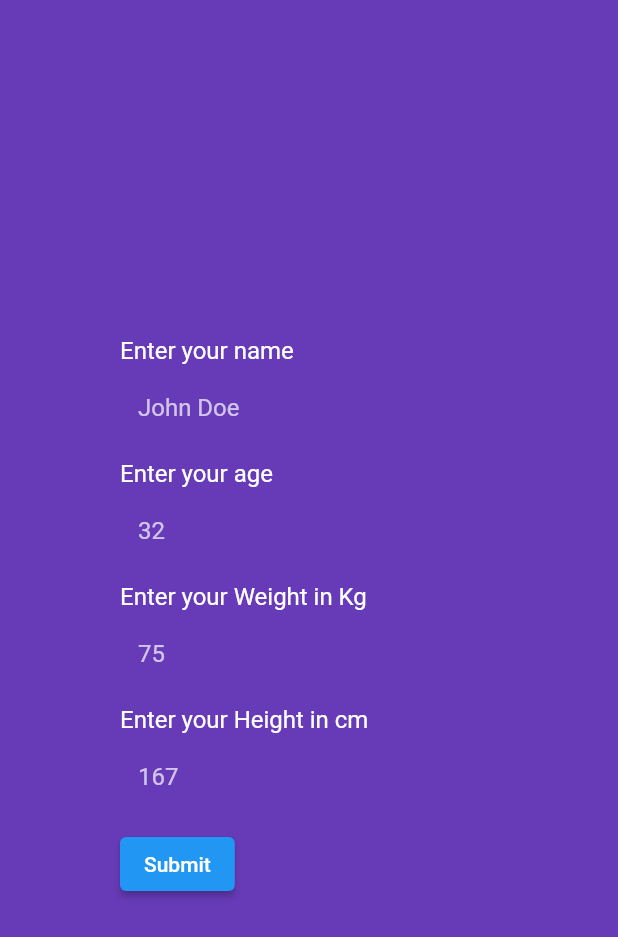
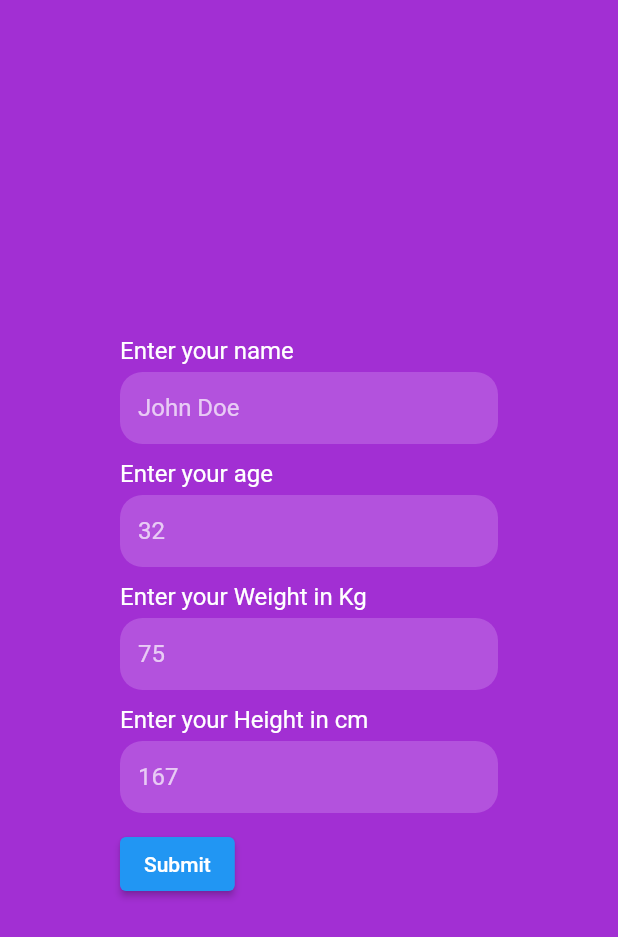
Before and after one commit to eagleeye0/jiit_shiksha, a Flutter app: the screen it shows after launch, on a phone screen of 412 x 824 dp. Shown: the top 937 px of the screen. Run offline on Flutter 3.47's test engine with Material 2 defaults, Android fonts, the phone set to English and light mode, and no system bars.

```diff
--- a/lib/main.dart
+++ b/lib/main.dart
@@ -1,5 +1,5 @@
 import 'package:flutter/material.dart';
-import 'screen/welcome.dart';
+import 'screen/signUp.dart';
 
 void main() {
   runApp(MyApp());
@@ -14,7 +14,7 @@ class MyApp extends StatelessWidget {
       theme: ThemeData(
         primarySwatch: Colors.blue,
       ),
-      home: Welcome(),
+      home: SignUp(),
     );
   }
 }
--- a/lib/screen/welcome.dart
+++ b/lib/screen/signUp.dart
@@ -1,22 +1,22 @@
 import 'package:flutter/material.dart';
 import 'package:jiit_shiksha/utils/inputField.dart';
 
-class Welcome extends StatefulWidget {
-  const Welcome({
+class SignUp extends StatefulWidget {
+  const SignUp({
     Key? key,
   }) : super(key: key);
 
   @override
-  _WelcomeState createState() => _WelcomeState();
+  _SignUpState createState() => _SignUpState();
 }
 
-class _WelcomeState extends State<Welcome> {
+class _SignUpState extends State<SignUp> {
   final _formKey = GlobalKey<FormState>();
 
   @override
   Widget build(BuildContext context) {
     return Scaffold(
-      backgroundColor: Colors.deepPurple,
+      backgroundColor: Color(0xFFA22FD3),
       body: Form(
         key: _formKey,
         child: Padding(
--- a/lib/utils/inputField.dart
+++ b/lib/utils/inputField.dart
@@ -46,7 +46,7 @@ class _InputFieldState extends State<InputField> {
           decoration: InputDecoration(
             hintText: widget.hint,
             hintStyle: TextStyle(color: Colors.white.withOpacity(0.7)),
-            fillColor: Colors.deepPurple.withOpacity(0.5),
+            fillColor: Color(0xFFB352DD),
             labelStyle: TextStyle(color: Colors.white),
             filled: true,
             errorStyle: TextStyle(color: Colors.yellow[300]),
```
